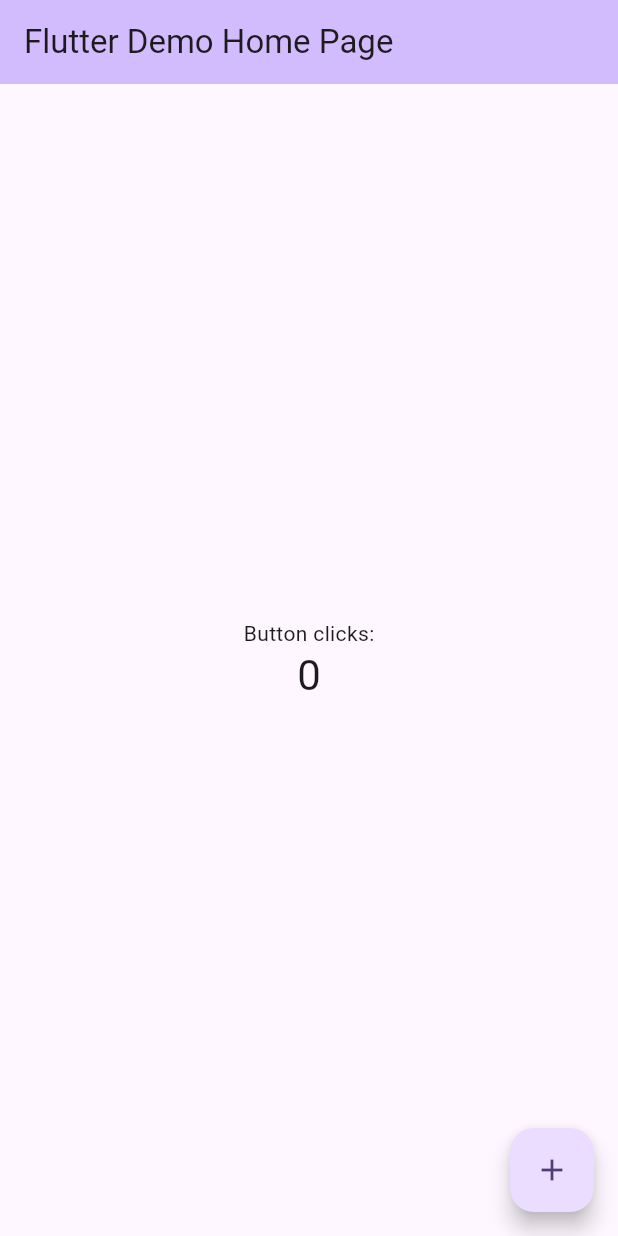
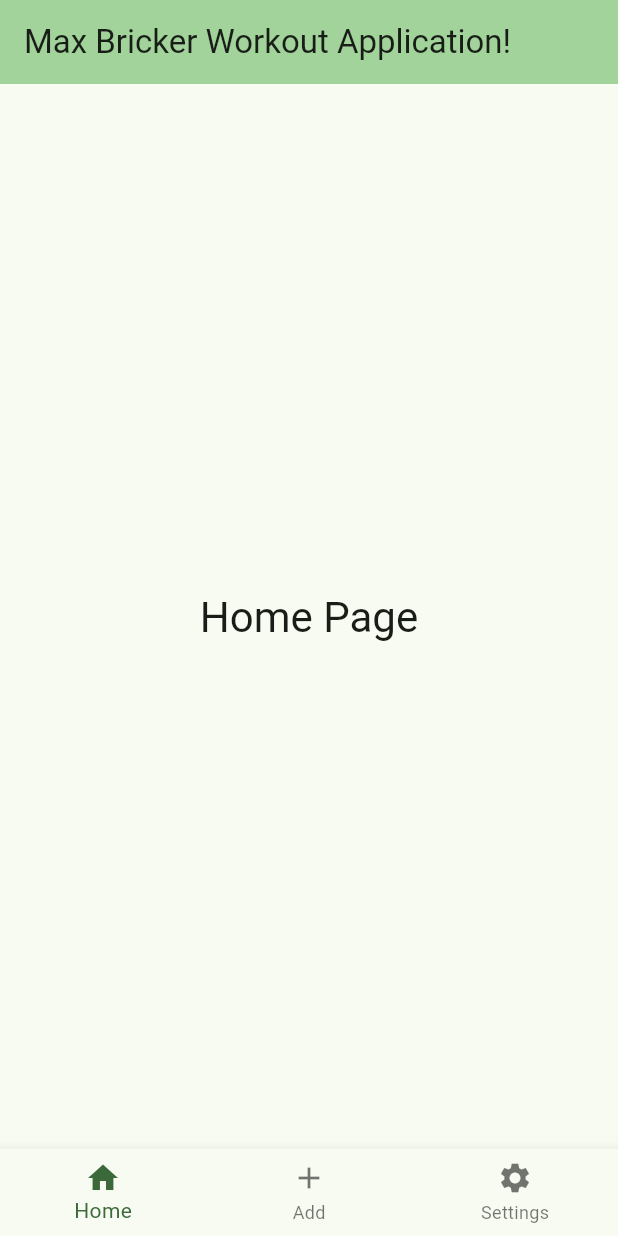
Before and after one commit to maxowbricker/workoutApp, a Flutter app: the screen it shows after launch, on a phone screen of 412 x 824 dp. Run offline on Flutter 3.47's test engine with Material 2 defaults, Android fonts, the phone set to English and light mode, and no system bars.

```diff
--- a/flutter_application_1/lib/main.dart
+++ b/flutter_application_1/lib/main.dart
@@ -5,121 +5,104 @@ void main() {
 }
 
 class MyApp extends StatelessWidget {
-  const MyApp({super.key});
+  const MyApp({Key? key});
 
-  // This widget is the root of your application.
   @override
   Widget build(BuildContext context) {
     return MaterialApp(
       title: 'Flutter Demo',
       theme: ThemeData(
-        // This is the theme of your application.
-        //
-        // TRY THIS: Try running your application with "flutter run". You'll see
-        // the application has a blue toolbar. Then, without quitting the app,
-        // try changing the seedColor in the colorScheme below to Colors.green
-        // and then invoke "hot reload" (save your changes or press the "hot
-        // reload" button in a Flutter-supported IDE, or press "r" if you used
-        // the command line to start the app).
-        //
-        // Notice that the counter didn't reset back to zero; the application
-        // state is not lost during the reload. To reset the state, use hot
-        // restart instead.
-        //
-        // This works for code too, not just values: Most code changes can be
-        // tested with just a hot reload.
-        colorScheme: ColorScheme.fromSeed(seedColor: Colors.deepPurple),
+        colorScheme: ColorScheme.fromSeed(seedColor: Colors.green),
         useMaterial3: true,
       ),
-      home: const MyHomePage(title: 'Flutter Demo Home Page'),
+      home: const MyHomePage(),
     );
   }
 }
 
 class MyHomePage extends StatefulWidget {
-  const MyHomePage({super.key, required this.title});
-
-  // This widget is the home page of your application. It is stateful, meaning
-  // that it has a State object (defined below) that contains fields that affect
-  // how it looks.
-
-  // This class is the configuration for the state. It holds the values (in this
-  // case the title) provided by the parent (in this case the App widget) and
-  // used by the build method of the State. Fields in a Widget subclass are
-  // always marked "final".
-
-  final String title;
+  const MyHomePage({Key? key});
 
   @override
   State<MyHomePage> createState() => _MyHomePageState();
 }
 
 class _MyHomePageState extends State<MyHomePage> {
-  int _counter = 0;
+  int _currentIndex = 0;
+  final List<Widget> _pages = [
+    HomePage(),
+    AddPage(),
+    SettingsPage(),
+  ];
 
-  void _incrementCounter() {
+  void _onTabTapped(int index) {
     setState(() {
-      // This call to setState tells the Flutter framework that something has
-      // changed in this State, which causes it to rerun the build method below
-      // so that the display can reflect the updated values. If we changed
-      // _counter without calling setState(), then the build method would not be
-      // called again, and so nothing would appear to happen.
-      _counter++;
+      _currentIndex = index;
     });
   }
 
   @override
   Widget build(BuildContext context) {
-    // This method is rerun every time setState is called, for instance as done
-    // by the _incrementCounter method above.
-    //
-    // The Flutter framework has been optimized to make rerunning build methods
-    // fast, so that you can just rebuild anything that needs updating rather
-    // than having to individually change instances of widgets.
     return Scaffold(
       appBar: AppBar(
-        // TRY THIS: Try changing the color here to a specific color (to
-        // Colors.amber, perhaps?) and trigger a hot reload to see the AppBar
-        // change color while the other colors stay the same.
         backgroundColor: Theme.of(context).colorScheme.inversePrimary,
-        // Here we take the value from the MyHomePage object that was created by
-        // the App.build method, and use it to set our appbar title.
-        title: Text(widget.title),
+        title: const Text('Max Bricker Workout Application!'),
       ),
-      body: Center(
-        // Center is a layout widget. It takes a single child and positions it
-        // in the middle of the parent.
-        child: Column(
-          // Column is also a layout widget. It takes a list of children and
-          // arranges them vertically. By default, it sizes itself to fit its
-          // children horizontally, and tries to be as tall as its parent.
-          //
-          // Column has various properties to control how it sizes itself and
-          // how it positions its children. Here we use mainAxisAlignment to
-          // center the children vertically; the main axis here is the vertical
-          // axis because Columns are vertical (the cross axis would be
-          // horizontal).
-          //
-          // TRY THIS: Invoke "debug painting" (choose the "Toggle Debug Paint"
-          // action in the IDE, or press "p" in the console), to see the
-          // wireframe for each widget.
-          mainAxisAlignment: MainAxisAlignment.center,
-          children: <Widget>[
-            const Text(
-              'Button clicks:',
-            ),
-            Text(
-              '$_counter',
-              style: Theme.of(context).textTheme.headlineMedium,
-            ),
-          ],
-        ),
+      body: _pages[_currentIndex],
+      bottomNavigationBar: BottomNavigationBar(
+        currentIndex: _currentIndex,
+        onTap: _onTabTapped,
+        items: const <BottomNavigationBarItem>[
+          BottomNavigationBarItem(
+            icon: Icon(Icons.home),
+            label: 'Home',
+          ),
+          BottomNavigationBarItem(
+            icon: Icon(Icons.add),
+            label: 'Add',
+          ),
+          BottomNavigationBarItem(
+            icon: Icon(Icons.settings),
+            label: 'Settings',
+          ),
+        ],
       ),
-      floatingActionButton: FloatingActionButton(
-        onPressed: _incrementCounter,
-        tooltip: 'Increment',
-        child: const Icon(Icons.add),
-      ), // This trailing comma makes auto-formatting nicer for build methods.
     );
   }
 }
+
+class HomePage extends StatelessWidget {
+  @override
+  Widget build(BuildContext context) {
+    return Center(
+      child: Text(
+        'Home Page',
+        style: Theme.of(context).textTheme.headline4,
+      ),
+    );
+  }
+}
+
+class AddPage extends StatelessWidget {
+  @override
+  Widget build(BuildContext context) {
+    return Center(
+      child: Text(
+        'Add Page',
+        style: Theme.of(context).textTheme.headline4,
+      ),
+    );
+  }
+}
+
+class SettingsPage extends StatelessWidget {
+  @override
+  Widget build(BuildContext context) {
+    return Center(
+      child: Text(
+        'Settings Page',
+        style: Theme.of(context).textTheme.headline4,
+      ),
+    );
+  }
+}
```
